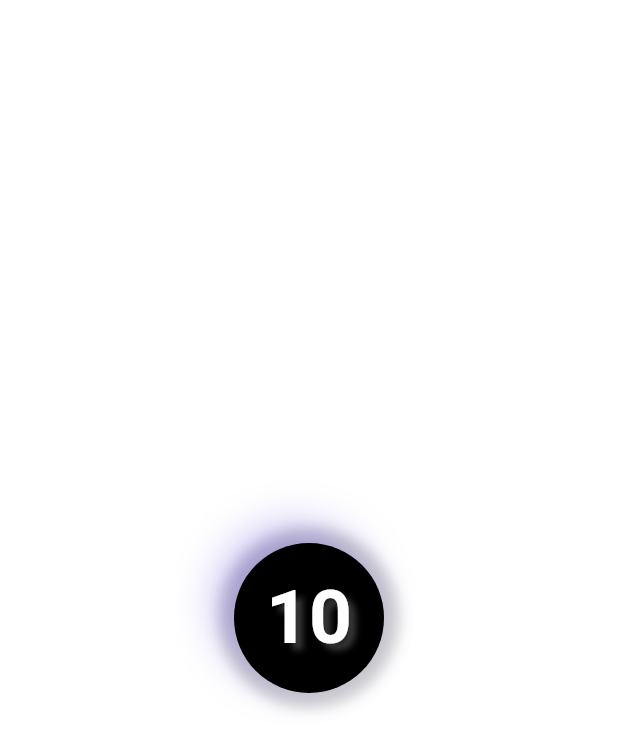
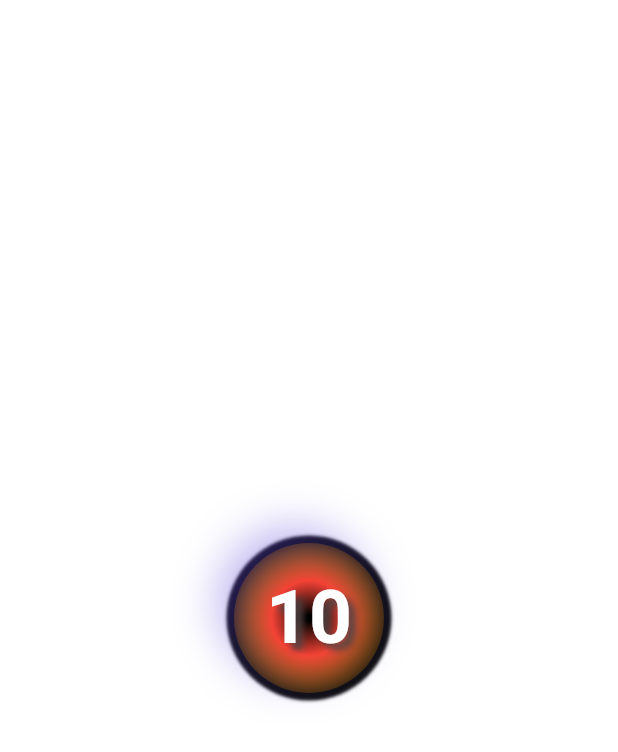
Before and after one commit to Boris-XD/Face-App, a Flutter app: the screen it shows after launch, on a phone screen of 412 x 824 dp. Shown: the top 752 px of the screen. Run offline on Flutter 3.47's test engine with Material 2 defaults, Android fonts, the phone set to English and light mode, and no system bars.

Commit message:
FaceApp/Container - Add Radial to Container

```diff
--- a/lib/widgets/container.dart
+++ b/lib/widgets/container.dart
@@ -22,6 +22,34 @@ class MyContainer extends StatelessWidget {
                   color: Colors.black,
                   // Shape can be BoxShape.circle for container working as a circle
                   shape: BoxShape.circle,
+                  gradient: RadialGradient(
+                    colors: [
+                      Colors.black,
+                      Colors.red,
+                      Colors.orange.withOpacity(0.2)
+                    ],
+                    stops: const [
+                      0.04,
+                      0.5,
+                      1
+                    ]
+                  ),
+                  /*
+                  gradient: const LinearGradient(colors: [
+                    Colors.black,
+                    Colors.red,
+                    Colors.orange,
+                    Colors.yellow
+                  ],
+                  begin: Alignment.bottomCenter,
+                  end: Alignment.topCenter,
+                  stops: [
+                    0.05,
+                    0.4,
+                    0.6,
+                    1
+                  ]
+                  ),*/
                   /*
                   borderRadius: BorderRadius.horizontal(
                       left: Radius.circular(50),
@@ -29,9 +57,9 @@ class MyContainer extends StatelessWidget {
                   ),*/
                   boxShadow: [
                     BoxShadow(
-                      color: const Color.fromARGB(255, 13, 13, 13).withOpacity(0.2),
-                      blurRadius: 7,
-                      spreadRadius: 10
+                      color: const Color.fromARGB(255, 13, 13, 13),
+                      blurRadius: 1,
+                      spreadRadius: 5
                     ),
                     BoxShadow(
                       color: Color.fromARGB(255, 87, 59, 214).withOpacity(0.4),
```
